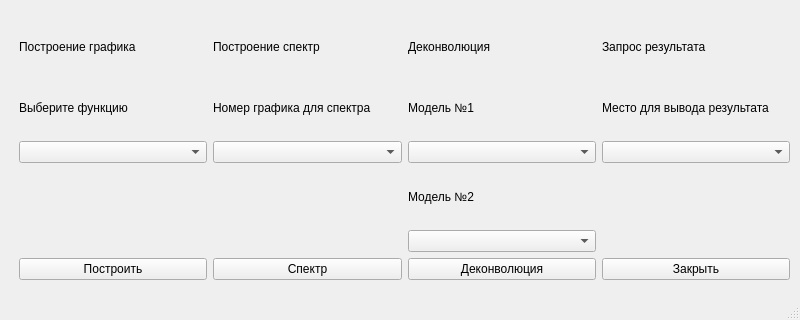
Above: lab_EData/forms/qt_forms/deconvolution_window.ui from ziminyuri/experimental_data before the change. Below: the same form after it.
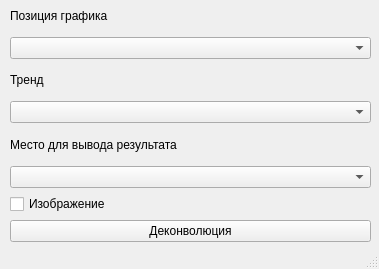
That is the form after the change.

The edit to the form file:
```diff
--- a/lab_EData/forms/qt_forms/deconvolution_window.ui
+++ b/lab_EData/forms/qt_forms/deconvolution_window.ui
@@ -6,8 +6,8 @@
    <rect>
     <x>0</x>
     <y>0</y>
-    <width>800</width>
-    <height>320</height>
+    <width>379</width>
+    <height>269</height>
    </rect>
   </property>
   <property name="windowTitle">
@@ -17,119 +17,57 @@
    <widget class="QWidget" name="gridLayoutWidget">
     <property name="geometry">
      <rect>
-      <x>19</x>
-      <y>19</y>
-      <width>771</width>
-      <height>261</height>
+      <x>10</x>
+      <y>0</y>
+      <width>361</width>
+      <height>242</height>
      </rect>
     </property>
     <layout class="QGridLayout" name="gridLayout">
-     <item row="0" column="2">
-      <widget class="QLabel" name="label_5">
-       <property name="text">
-        <string>Деконволюция</string>
-       </property>
-      </widget>
-     </item>
-     <item row="0" column="3">
-      <widget class="QLabel" name="label_8">
-       <property name="text">
-        <string>Запрос результата</string>
-       </property>
-      </widget>
-     </item>
-     <item row="2" column="0">
-      <widget class="QComboBox" name="comboBox"/>
-     </item>
-     <item row="1" column="2">
-      <widget class="QLabel" name="label_6">
-       <property name="text">
-        <string>Модель №1</string>
-       </property>
-      </widget>
-     </item>
-     <item row="0" column="1">
-      <widget class="QLabel" name="label_3">
-       <property name="text">
-        <string>Построение спектр</string>
-       </property>
-      </widget>
-     </item>
-     <item row="2" column="3">
-      <widget class="QComboBox" name="comboBox_5"/>
-     </item>
      <item row="1" column="0">
-      <widget class="QLabel" name="label_2">
-       <property name="text">
-        <string>Выберите функцию</string>
-       </property>
-      </widget>
+      <widget class="QComboBox" name="comboBox_3"/>
      </item>
-     <item row="3" column="2">
+     <item row="2" column="0">
       <widget class="QLabel" name="label_7">
        <property name="text">
-        <string>Модель №2</string>
+        <string>Тренд </string>
        </property>
       </widget>
      </item>
-     <item row="0" column="0">
-      <widget class="QLabel" name="label">
-       <property name="text">
-        <string>Построение графика</string>
-       </property>
-      </widget>
+     <item row="5" column="0">
+      <widget class="QComboBox" name="comboBox_5"/>
      </item>
-     <item row="4" column="2">
-      <widget class="QComboBox" name="comboBox_4"/>
-     </item>
-     <item row="1" column="3">
+     <item row="4" column="0">
       <widget class="QLabel" name="label_9">
        <property name="text">
         <string>Место для вывода результата</string>
        </property>
       </widget>
      </item>
-     <item row="2" column="2">
-      <widget class="QComboBox" name="comboBox_3"/>
+     <item row="9" column="0">
+      <widget class="QCheckBox" name="checkBox">
+       <property name="text">
+        <string>Изображение</string>
+       </property>
+      </widget>
      </item>
-     <item row="2" column="1">
-      <widget class="QComboBox" name="comboBox_2"/>
-     </item>
-     <item row="1" column="1">
-      <widget class="QLabel" name="label_4">
+     <item row="0" column="0">
+      <widget class="QLabel" name="label_6">
        <property name="text">
-        <string>Номер графика для спектра</string>
+        <string>Позиция графика</string>
        </property>
       </widget>
      </item>
-     <item row="5" column="2">
+     <item row="3" column="0">
+      <widget class="QComboBox" name="comboBox_4"/>
+     </item>
+     <item row="10" column="0">
       <widget class="QPushButton" name="pushButton">
        <property name="text">
         <string>Деконволюция</string>
        </property>
       </widget>
      </item>
-     <item row="5" column="0">
-      <widget class="QPushButton" name="pushButton_2">
-       <property name="text">
-        <string>Построить</string>
-       </property>
-      </widget>
-     </item>
-     <item row="5" column="1">
-      <widget class="QPushButton" name="pushButton_3">
-       <property name="text">
-        <string>Спектр</string>
-       </property>
-      </widget>
-     </item>
-     <item row="5" column="3">
-      <widget class="QPushButton" name="pushButton_4">
-       <property name="text">
-        <string>Закрыть</string>
-       </property>
-      </widget>
-     </item>
     </layout>
    </widget>
   </widget>
```
